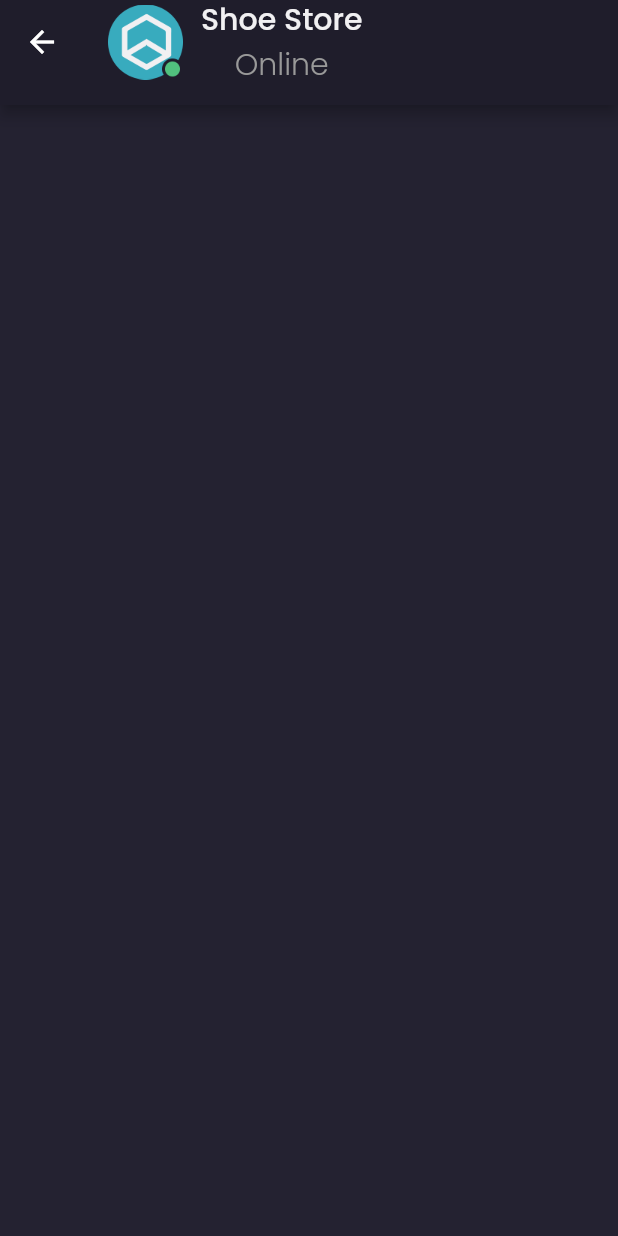
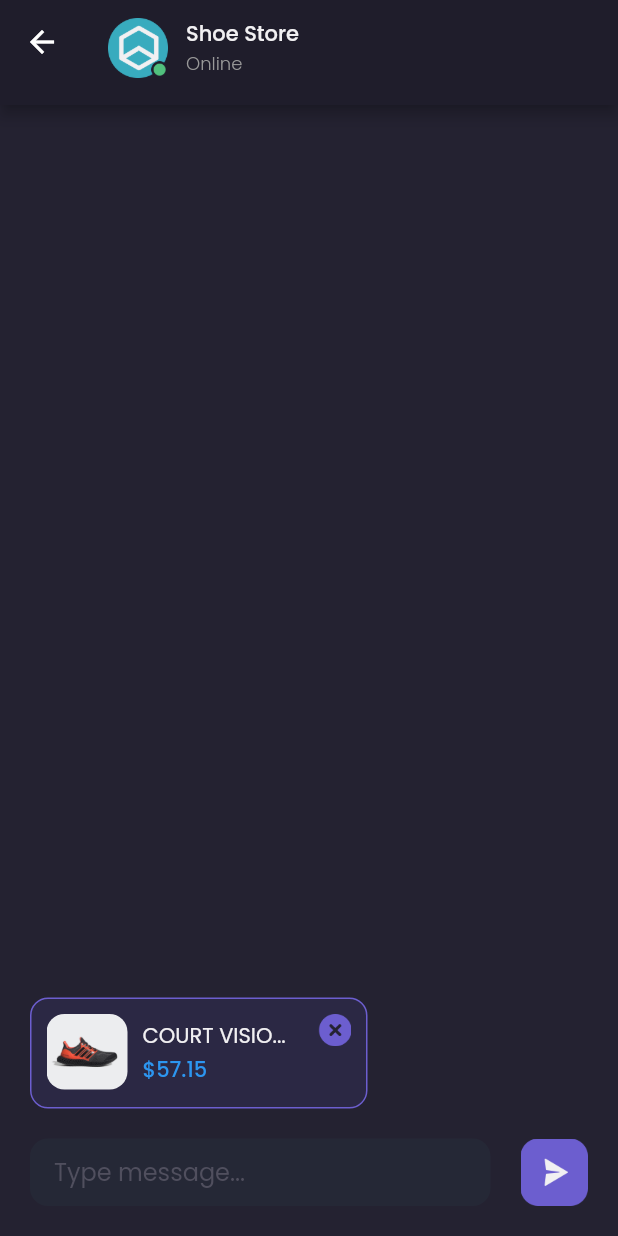
Before and after one commit to IdaDanuartha/shamo-mobile-flutter, a Flutter app: the DetailChatPage screen opened by its route, on a phone screen of 412 x 824 dp. Run offline on Flutter 3.47's test engine with Material 2 defaults, Android fonts, the phone set to English and light mode, and no system bars; our stand-ins replace google_fonts.

Commit message:
detail chat page empty chat

```diff
--- a/lib/pages/detail_chat_page.dart
+++ b/lib/pages/detail_chat_page.dart
@@ -13,20 +13,25 @@ class DetailChatPage extends StatelessWidget {
         child: AppBar(
           backgroundColor: bgColor1,
           centerTitle: true,
-          title: Row(
+          title: Padding(
+            padding: const EdgeInsets.only(top: 8),
+            child: Row(
               crossAxisAlignment: CrossAxisAlignment.center,
               children: [
-              Image.asset("assets/image_shop_logo_online.png", width: 50,),
+                Image.asset("assets/image_shop_logo_online.png", width: 40,),
                 SizedBox(width: 12),
                 Column(
+                  crossAxisAlignment: CrossAxisAlignment.start,
                   children: [
                     Text('Shoe Store', style: primaryTextStyle.copyWith(
                       fontWeight: medium,
+                      fontSize: 14
                     ),),
                     Text(
                       'Online',
                       style: secondaryTextStyle.copyWith(
                         fontWeight: light,
+                        fontSize: 12
                       ),
                     )
                   ],
@@ -34,12 +39,112 @@ class DetailChatPage extends StatelessWidget {
               ],
             ),
           ),
+        ),
+      );
+    }
+
+    Widget productPreview() {
+      return Container(
+        width: 225,
+        height: 74,
+        margin: EdgeInsets.only(
+          bottom: 20
+        ),
+        padding: EdgeInsets.all(10),
+        decoration: BoxDecoration(
+          color: bgColor5,
+          borderRadius: BorderRadius.circular(12),
+          border: Border.all(
+            color: primaryColor
+          )
+        ),
+        child: Row(
+          crossAxisAlignment: CrossAxisAlignment.start,
+          children: [
+            ClipRRect(
+              borderRadius: BorderRadius.circular(12),
+              child: Image.asset(
+                'assets/image_shoes.png',
+                width: 54,
+              ),
+            ),
+            SizedBox(width: 10),
+            Expanded(
+              child: Column(
+                crossAxisAlignment: CrossAxisAlignment.start,
+                mainAxisAlignment: MainAxisAlignment.center,
+                children: [
+                  Text(
+                    'COURT VISIO...',
+                    style: primaryTextStyle,
+                    overflow: TextOverflow.ellipsis,
+                  ),
+                  SizedBox(height: 2),
+                  Text(
+                    '\$57.15',
+                    style: priceTextStyle.copyWith(
+                      fontWeight: medium
+                    ),
+                  )
+                ],
+              ),
+            ),
+            Image.asset(
+              'assets/button_close.png',
+              width: 22,
+            )
+          ],
+        ),
+      );
+    }
+
+    Widget chatInput() {
+      return Container(
+        margin: EdgeInsets.all(20),
+        child: Column(
+          mainAxisSize: MainAxisSize.min,
+          crossAxisAlignment: CrossAxisAlignment.start,
+          children: [
+            productPreview(),
+            Row(
+              children: [
+                Expanded(
+                  child: Container(
+                    height: 45,
+                    padding: EdgeInsets.symmetric(
+                      horizontal: 16,
+                    ),
+                    decoration: BoxDecoration(
+                      color: bgColor4,
+                      borderRadius: BorderRadius.circular(12)
+                    ),
+                    child: Center(
+                      child: TextFormField(
+                        decoration: InputDecoration.collapsed(
+                          hintText: 'Type message...',
+                          hintStyle: subtitleTextStyle,
+                        ),
+                        style: primaryTextStyle,
+                      ),
+                    ),
+                  ),
+                ),
+                SizedBox(width: 20),
+                Image.asset(
+                  'assets/button_send.png',
+                  width: 45,
+                )
+              ],
+            ),
+          ],
+        ),
       );
     }
 
     return Scaffold(
       backgroundColor: bgColor3,
-      appBar: appBar()
+      appBar: appBar(),
+      bottomNavigationBar: chatInput(),
     );
   }
 }
--- a/lib/themes.dart
+++ b/lib/themes.dart
@@ -11,6 +11,7 @@ Color bgColor1 = const Color(0xFF1F1D2B);
 Color bgColor2 = const Color(0xFF2B2937);
 Color bgColor3 = const Color(0xFF242231);
 Color bgColor4 = const Color(0xFF252836);
+Color bgColor5 = const Color(0xFF2B2844);
 Color primaryTextColor = const Color(0xFFF1F0F2);
 Color secondaryTextColor = const Color(0xFF999999);
 Color subtitleColor = const Color(0xFF504F5E);
```
Lines whose indentation alone changed are shown as unchanged.
